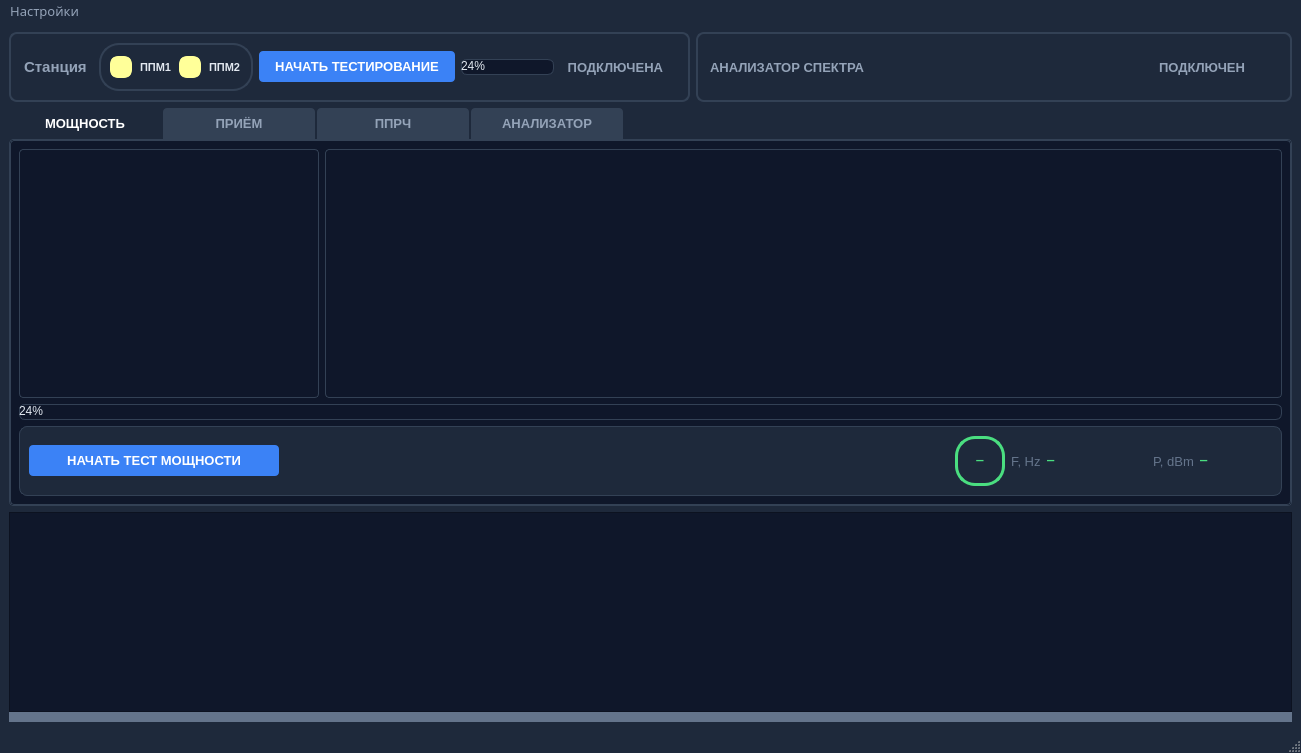
Above: mainwindow.ui from vitalisimys/Check_station before the change. Below: the same form after it.
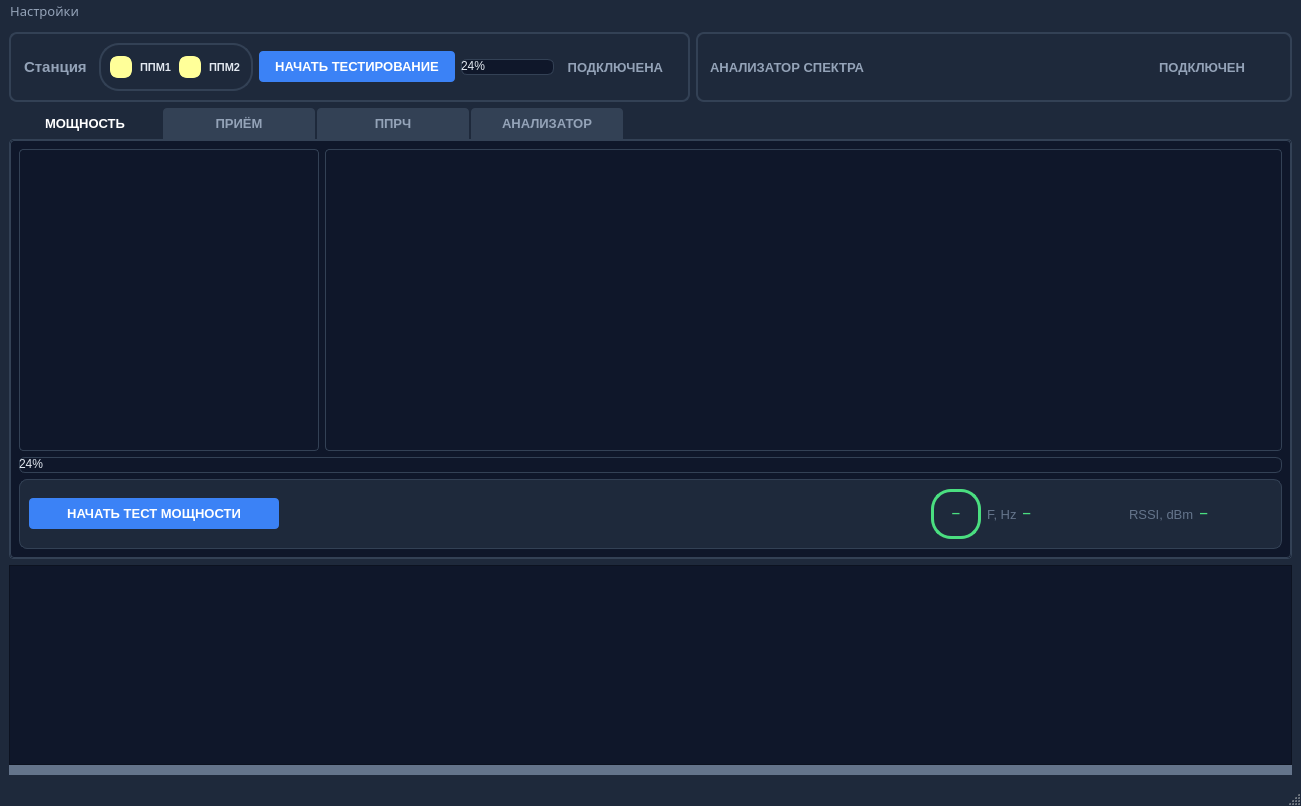
That is the form after the change. Icons and pictures are not drawn. Custom widgets are drawn as their Qt base class.

Commit message: Правки показа статуса и частоты при перключении тракта

The edit to the form file:
```diff
--- a/mainwindow.ui
+++ b/mainwindow.ui
@@ -10,7 +10,7 @@
     <x>0</x>
     <y>0</y>
     <width>1301</width>
-    <height>753</height>
+    <height>806</height>
    </rect>
   </property>
   <property name="windowTitle">
@@ -859,7 +859,7 @@
               <string notr="true">color: #64748b;</string>
              </property>
              <property name="text">
-              <string>P, dBm</string>
+              <string>RSSI, dBm</string>
              </property>
             </widget>
            </item>
```
Left out of the diff: 2 changed lines with no effect on the pictures. The commit also changes 2 other files.
